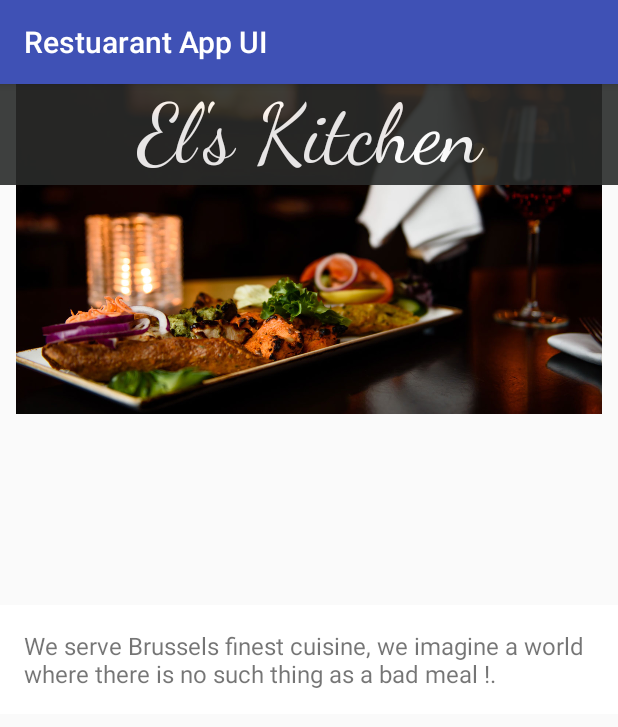
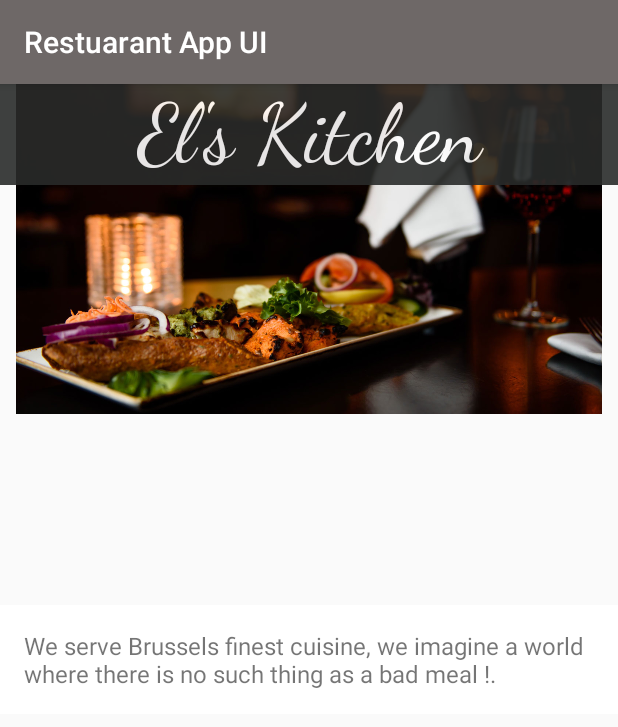
Before and after one commit to Elbie-em/Android-UI-Restuarant-App, an Android app: the screen it shows after launch (MainActivity), on a phone screen of 412 x 824 dp. Shown: the top 727 px of the screen. Run offline under Robolectric (Android 15) with nearby library versions, the light colour scheme and no system bars.

Commit message:
modify app colors

```diff
--- a/app/src/main/res/values/colors.xml
+++ b/app/src/main/res/values/colors.xml
@@ -1,6 +1,6 @@
 <?xml version="1.0" encoding="utf-8"?>
 <resources>
-    <color name="colorPrimary">#3F51B5</color>
-    <color name="colorPrimaryDark">#303F9F</color>
-    <color name="colorAccent">#FF4081</color>
+    <color name="colorPrimary">#6e6867</color>
+    <color name="colorPrimaryDark">#3b3837</color>
+    <color name="colorAccent">#ada8a6</color>
 </resources>
```
